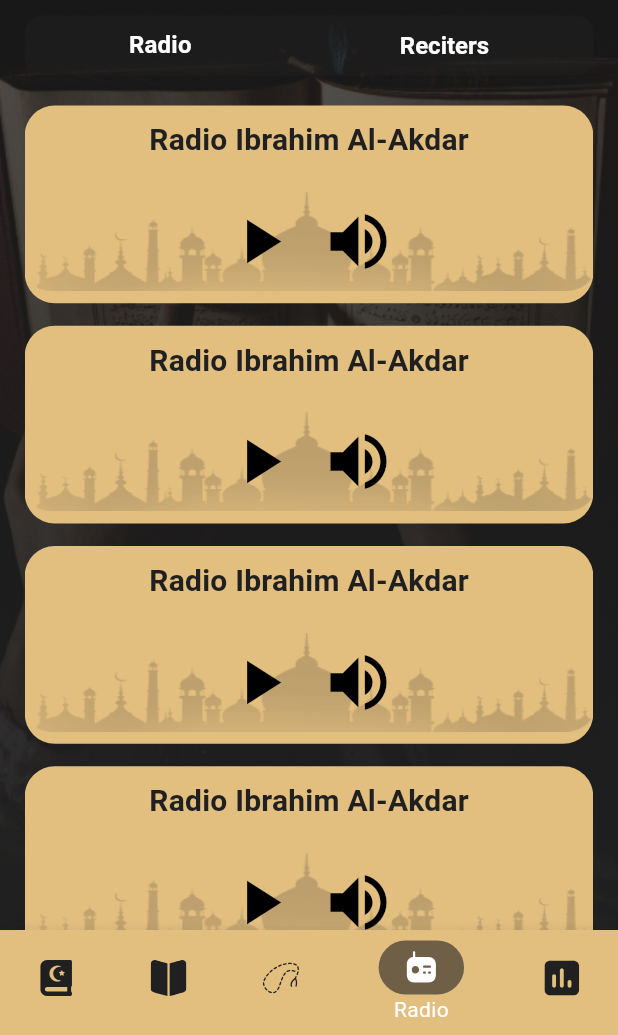
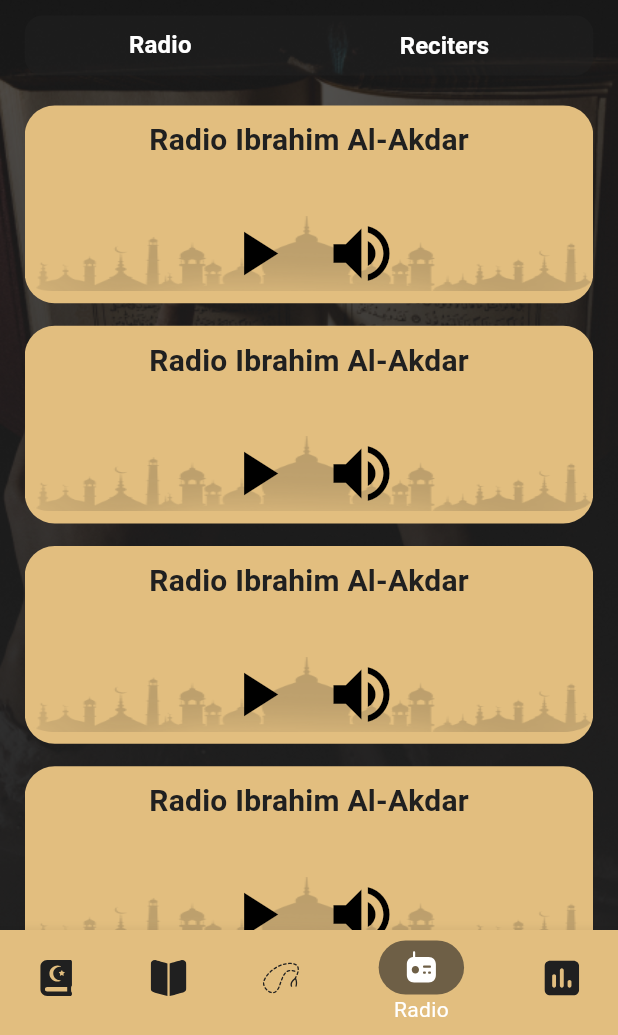
Before and after one commit to Mohamed-Kamal-1/islamy_app, a Flutter app: the HomeScreen screen opened by its route, item 4 of the bottom bar chosen, on a phone screen of 412 x 824 dp, the part 201-1236 px from its top. Run offline on Flutter 3.47's test engine with Material 3 defaults, Android fonts, the phone set to English and light mode, and no system bars; our stand-ins replace flutter_svg, shared_preferences, smooth_page_indicator; accounts and stored records are empty.

Commit message:
- Rename RadioPalyerSection to RadioPlayerSection - Refactor RadioPlayerSection and RadioTab widgets - Remove unused IconButtons and use Icons directly in RadioPlayerSection - Add const constructors to RadioPlayerSection and RadioTab

```diff
--- a/lib/ui/home_screen/tabs/radio/radio_palyer_section.dart
+++ b/lib/ui/home_screen/tabs/radio/radio_palyer_section.dart
@@ -4,20 +4,21 @@ import 'package:flutter/material.dart';
 import '../../../../core/colors/app_color.dart';
 import '../../../../core/images/app_image.dart';
 
-class RadioPalyerSection extends StatelessWidget {
+class RadioPlayerSection extends StatelessWidget {
+  const RadioPlayerSection({super.key});
 
   @override
   Widget build(BuildContext context) {
+    final height = MediaQuery.of(context).size.height;
+
     return Container(
-      margin: EdgeInsets.only(bottom: 10,top: 5),
-      padding: EdgeInsets.symmetric(
-        vertical: 8,
-      ),
-      height: MediaQuery.of(context).size.height * 0.16,
+      margin: const EdgeInsets.only(bottom: 10, top: 5),
+      padding: const EdgeInsets.symmetric(vertical: 8),
+      height: height * 0.16,
       width: 370,
       decoration: BoxDecoration(
         color: AppColor.gold,
-          borderRadius: BorderRadius.circular(20)
+        borderRadius: BorderRadius.circular(20),
       ),
       child: Column(
         mainAxisAlignment: MainAxisAlignment.spaceBetween,
@@ -29,31 +30,26 @@ class RadioPalyerSection extends StatelessWidget {
               fontSize: 20,
             ),
           ),
-
           Container(
-
-
-            decoration: BoxDecoration(
-                image: DecorationImage(image: AssetImage(AppImage.radioBottomBackground),fit: BoxFit.fill)
+            decoration: const BoxDecoration(
+              image: DecorationImage(
+                image: AssetImage(AppImage.radioBottomBackground),
+                fit: BoxFit.fill,
+              ),
             ),
             child: Row(
               mainAxisAlignment: MainAxisAlignment.center,
-              children: [
-                IconButton(
-                  onPressed: () {},
-                  icon: Icon(
+              children: const [
+                Icon(
                   Icons.play_arrow_sharp,
                   color: Colors.black,
                   size: 50,
                 ),
-                ),
-                IconButton(
-                  onPressed: () {},
-                  icon: Icon(
+                SizedBox(width: 20),
+                Icon(
                   Icons.volume_up,
                   color: Colors.black,
                   size: 50,
-                  ),
                 ),
               ],
             ),
--- a/lib/ui/home_screen/tabs/radio/radio_tab.dart
+++ b/lib/ui/home_screen/tabs/radio/radio_tab.dart
@@ -1,25 +1,23 @@
-import 'package:flutter/cupertino.dart';
 import 'package:flutter/material.dart';
-import 'package:islamy_app/core/images/app_image.dart';
 import 'package:islamy_app/ui/home_screen/tabs/radio/radio_palyer_section.dart';
 
 import '../../../../core/colors/app_color.dart';
 
 class RadioTab extends StatelessWidget {
+  const RadioTab({super.key});
+
   @override
   Widget build(BuildContext context) {
     return Column(
       children: [
         Container(
           height: 40,
-          margin: EdgeInsets.only(top: 10),
+          margin: const EdgeInsets.only(top: 10),
           decoration: BoxDecoration(
-            color: Color(0x80202020),
-            // color: Colors.brown,
+            color: const Color(0x80202020),
             borderRadius: BorderRadius.circular(12),
           ),
           child: Row(
-
             mainAxisAlignment: MainAxisAlignment.spaceAround,
             children: [
               Text(
@@ -27,31 +25,27 @@ class RadioTab extends StatelessWidget {
                 style: Theme.of(context).textTheme.titleMedium?.copyWith(
                   color: AppColor.white,
                   fontSize: 16,
-                  backgroundColor: Colors.transparent
+                  backgroundColor: Colors.transparent,
                 ),
               ),
-
               Text(
                 'Reciters',
                 style: Theme.of(context).textTheme.headlineSmall?.copyWith(
                   color: AppColor.white,
                   fontSize: 16,
-                    backgroundColor: Colors.transparent
+                  backgroundColor: Colors.transparent,
                 ),
               ),
             ],
           ),
         ),
-        SizedBox(height: 15,),
-       Expanded(
-         child: ListView.builder(
-             itemBuilder: (context, index) {
-               return RadioPalyerSection();
-             },
-
-             itemCount: 30,
-         ),
-       )
+        const SizedBox(height: 15),
+        Expanded(
+          child: ListView.builder(
+            itemBuilder: (context, index) => const RadioPlayerSection(),
+            itemCount: 30,
+          ),
+        ),
       ],
     );
   }
```
Lines whose indentation alone changed are shown as unchanged.
